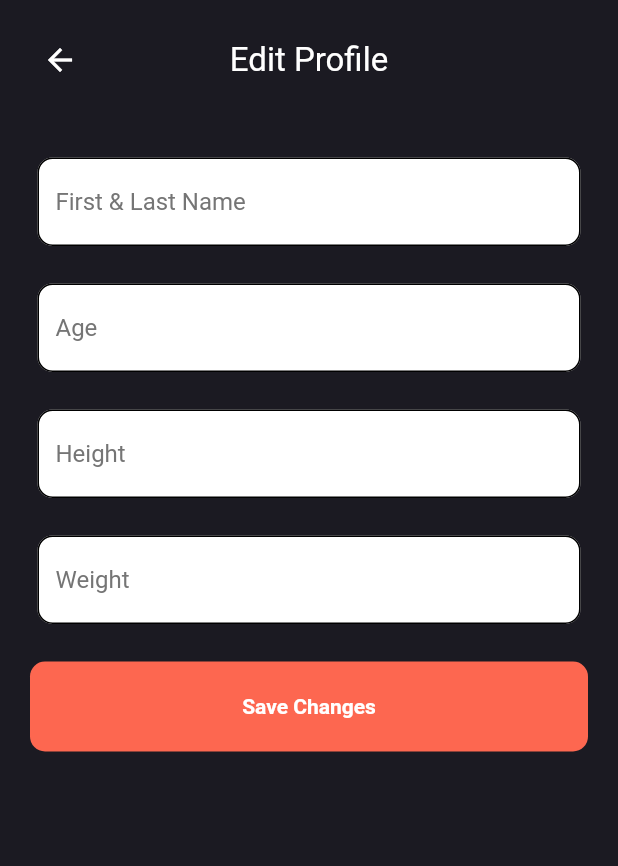
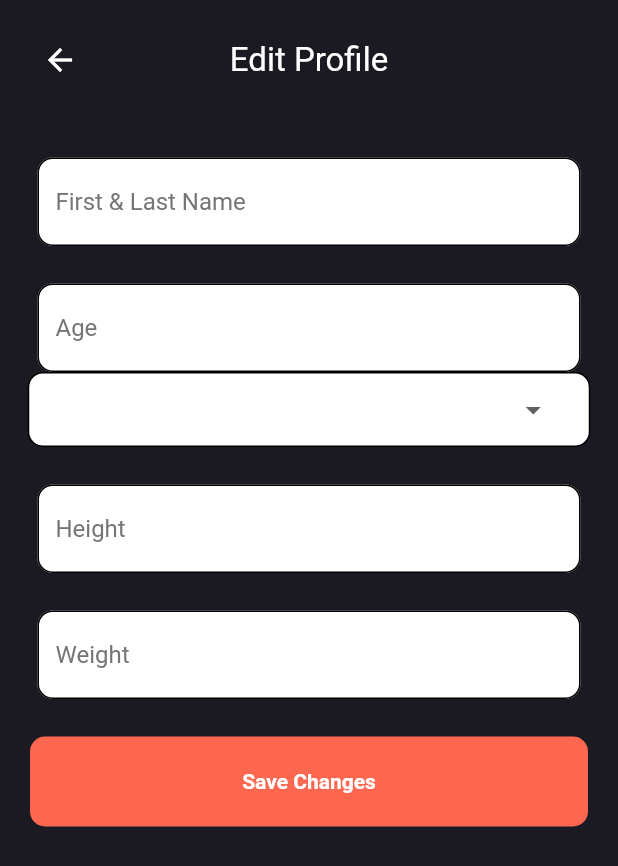
Before and after one commit to carterbassler/WorkoutApp, a Flutter app: the screen it shows once a user with an empty profile is signed in, item 3 of the bottom bar chosen, after a tap on "Edit Profile", on a phone screen of 412 x 824 dp. Shown: the top 866 px of the screen. Run offline on Flutter 3.47's test engine with Material 2 defaults, Android fonts, the phone set to English and light mode, and no system bars; our stand-ins replace cloud_firestore, firebase_auth, firebase_core, firebase_storage, google_sign_in, image_picker and 1 more; accounts and stored records are empty; network calls fail.

```diff
--- a/lib/components/workout_overview_card.dart
+++ b/lib/components/workout_overview_card.dart
@@ -15,7 +15,7 @@ class WorkoutOverviewCard extends StatelessWidget {
       shape: RoundedRectangleBorder(
         borderRadius: BorderRadius.circular(10.0), // rounded corners
       ),
-      backgroundColor: Color(0xFF1b1a22), // theme background color
+      backgroundColor: Color(0xFF2E2C3A), // theme background color
       title: Text(
         "Workout Overview",
         style: TextStyle(color: Colors.white),
--- a/lib/models/workout.dart
+++ b/lib/models/workout.dart
@@ -8,7 +8,8 @@ import 'exercise.dart';
 class Workout {
   String name;
   final List<Exercise> exercises;
-  final int duration;
+  Timestamp start;
+  Timestamp? end;
   String? id;
   Timestamp date;
   bool firstEdit;
@@ -16,7 +17,8 @@ class Workout {
   Workout({
     required this.name,
     required this.exercises,
-    required this.duration,
+    required this.start,
+    this.end,
     this.id,
     required this.date,
     required this.firstEdit,
--- a/lib/pages/edit_profile_page.dart
+++ b/lib/pages/edit_profile_page.dart
@@ -15,6 +15,8 @@ class EditProfilePage extends StatefulWidget {
 
 class _EditProfilePageState extends State<EditProfilePage> {
   final FirebaseAuth auth = FirebaseAuth.instance;
+  final items = ['one', 'two', 'three', 'four'];
+  String? value;
 
   final nameController = TextEditingController();
   final ageController = TextEditingController();
@@ -107,6 +109,22 @@ class _EditProfilePageState extends State<EditProfilePage> {
               hintText: "Age",
               hiddenText: false,
             ),
+            Container(
+  width: 375,
+  padding: const EdgeInsets.symmetric(horizontal: 25),
+  decoration: BoxDecoration(
+    color: Colors.white, // Fill color
+    borderRadius: BorderRadius.circular(10), // Rounded edges
+    border: Border.all(color: Colors.black, width: 1) // Border color
+  ),
+  child: DropdownButtonHideUnderline(
+    child: DropdownButton<String>(
+      isExpanded: true,
+      items: items.map(buildMenuItem).toList(),
+      onChanged: (value) => this.value = value,
+    ),
+  ),
+),
             const SizedBox(height: 25),
             MyTextField(
               controller: heightController,
@@ -120,10 +138,21 @@ class _EditProfilePageState extends State<EditProfilePage> {
               hiddenText: false,
             ),
             const SizedBox(height: 25),
-            MyButton(onTap: finishProfileSetup, text : "Save Changes"),
+            MyButton(onTap: finishProfileSetup, text: "Save Changes"),
           ],
         ),
       ),
     );
   }
+
+  DropdownMenuItem<String> buildMenuItem(String item) => DropdownMenuItem(
+        value: item,
+        child: Text(
+          item,
+          style : TextStyle(
+            fontSize: 20,
+            color : Colors.black
+          )
+          ),
+      );
 }
--- a/lib/pages/forgot_pw_page.dart
+++ b/lib/pages/forgot_pw_page.dart
@@ -1,7 +1,5 @@
 import 'package:firebase_auth/firebase_auth.dart';
 import 'package:flutter/material.dart';
-import 'package:flutter/src/widgets/framework.dart';
-import 'package:flutter/src/widgets/placeholder.dart';
 
 import '../components/my_button.dart';
 import '../components/my_textfield.dart';
--- a/lib/pages/home_page.dart
+++ b/lib/pages/home_page.dart
@@ -2,6 +2,7 @@ import 'package:firebase_auth/firebase_auth.dart';
 import 'package:flutter/material.dart';
 import 'package:flutter/src/widgets/framework.dart';
 
+import '../components/time/time_selector.dart';
 import 'display_workouts_page.dart';
 import 'main_page.dart';
 import 'profile_page.dart';
--- a/lib/pages/main_page.dart
+++ b/lib/pages/main_page.dart
@@ -29,7 +29,7 @@ class MainPage extends StatelessWidget {
 
   @override
   Widget build(BuildContext context) {
-    Workout newWorkout = Workout(name: "", duration: 0, exercises: [], date : timestamp, firstEdit: true);
+    Workout newWorkout = Workout(name: "", start : timestamp, exercises: [], date : timestamp, firstEdit: true);
     return Scaffold(
       backgroundColor: Color(0xFF1B1A22),
       body: SafeArea(
@@ -232,9 +232,9 @@ class MainPage extends StatelessWidget {
                         //   ),
                         // ),
                         Padding(
-                          padding: const EdgeInsets.symmetric(vertical: 50),
+                          padding: EdgeInsets.symmetric(vertical: 120),
                           child: Lottie.network(
-                            'https://assets8.lottiefiles.com/packages/lf20_aTalnSBaLW.json'
+                            'https://assets4.lottiefiles.com/packages/lf20_JkRdsa6Exx.json'
                           ),
                         ),
                         Padding(
--- a/lib/pages/profile_page.dart
+++ b/lib/pages/profile_page.dart
@@ -4,8 +4,6 @@ import 'package:cloud_firestore/cloud_firestore.dart';
 import 'package:firebase_auth/firebase_auth.dart';
 import 'package:firebase_storage/firebase_storage.dart';
 import 'package:flutter/material.dart';
-import 'package:flutter/src/widgets/framework.dart';
-import 'package:font_awesome_flutter/font_awesome_flutter.dart';
 import 'package:image_picker/image_picker.dart';
 import 'package:workout_app/components/my_button.dart';
 
@@ -78,7 +76,7 @@ class _ProfilePageState extends State<ProfilePage> {
     // DateTime accountCreationDate = DateTime.fromMillisecondsSinceEpoch(
     //     creationTime!.millisecondsSinceEpoch);
     return Scaffold(
-        backgroundColor: Color(0xFF1b1a22),
+        backgroundColor: const Color(0xFF1b1a22),
         body: SafeArea(
           child: Padding(
             padding: const EdgeInsets.all(8.0),
@@ -88,19 +86,19 @@ class _ProfilePageState extends State<ProfilePage> {
                 child: Container(
                   width: 494,
                   height: 80,
-                  decoration: BoxDecoration(),
+                  decoration: const BoxDecoration(),
                   child: Row(
                     mainAxisSize: MainAxisSize.max,
                     mainAxisAlignment: MainAxisAlignment.spaceBetween,
                     children: [
                       IconButton(
-                          icon: Icon(
+                          icon: const Icon(
                             Icons.exit_to_app_rounded,
                             color: Colors.transparent,
                             size: 24,
                           ),
                           onPressed: () async {}),
-                      Text(
+                      const Text(
                         'Profile',
                         style: TextStyle(
                           fontSize: 20,
@@ -108,7 +106,7 @@ class _ProfilePageState extends State<ProfilePage> {
                         ),
                       ),
                       IconButton(
-                          icon: Icon(
+                          icon: const Icon(
                             Icons.exit_to_app_rounded,
                             color: Colors.white,
                             size: 24,
@@ -132,7 +130,8 @@ class _ProfilePageState extends State<ProfilePage> {
                         AsyncSnapshot<DocumentSnapshot> snapshot) {
                       if (snapshot.hasError) {
                         return Padding(
-                          padding: EdgeInsetsDirectional.fromSTEB(0, 0, 0, 0),
+                          padding:
+                              const EdgeInsetsDirectional.fromSTEB(0, 0, 0, 0),
                           child: Container(
                             width: 150,
                             height: 142,
@@ -144,28 +143,29 @@ class _ProfilePageState extends State<ProfilePage> {
                                   width: 120,
                                   height: 120,
                                   clipBehavior: Clip.antiAlias,
-                                  decoration: BoxDecoration(
+                                  decoration: const BoxDecoration(
                                     shape: BoxShape.circle,
                                   ),
-                                  child: CircleAvatar(
+                                  child: const CircleAvatar(
                                     radius: 70,
                                     backgroundImage: NetworkImage(
                                         'https://via.placeholder.com/150'),
                                   ),
                                 ),
                                 Align(
-                                  alignment: AlignmentDirectional(0, 1),
+                                  alignment: const AlignmentDirectional(0, 1),
                                   child: Container(
                                     width: 30,
                                     height: 30,
-                                    decoration: BoxDecoration(
+                                    decoration: const BoxDecoration(
                                       color: Color(0xFFFD6750),
                                       shape: BoxShape.circle,
                                     ),
                                     child: Align(
-                                        alignment: AlignmentDirectional(0, 0),
+                                        alignment:
+                                            const AlignmentDirectional(0, 0),
                                         child: IconButton(
-                                          icon: Icon(
+                                          icon: const Icon(
                                             Icons.mode_edit,
                                             size: 20,
                                             color: Colors.white,
@@ -185,19 +185,20 @@ class _ProfilePageState extends State<ProfilePage> {
                             snapshot.data?.data() as Map<String, dynamic>?;
                         String? imageUrl = data?['imageUrl'];
                         return Padding(
-                          padding: EdgeInsetsDirectional.fromSTEB(0, 0, 0, 0),
+                          padding:
+                              const EdgeInsetsDirectional.fromSTEB(0, 0, 0, 0),
                           child: Container(
                             width: 150,
                             height: 142,
-                            decoration: BoxDecoration(),
+                            decoration: const BoxDecoration(),
                             child: Stack(
-                              alignment: AlignmentDirectional(0, 0),
+                              alignment: const AlignmentDirectional(0, 0),
                               children: [
                                 Container(
                                   width: 120,
                                   height: 120,
                                   clipBehavior: Clip.antiAlias,
-                                  decoration: BoxDecoration(
+                                  decoration: const BoxDecoration(
                                     shape: BoxShape.circle,
                                   ),
                                   child: CircleAvatar(
@@ -209,17 +210,17 @@ class _ProfilePageState extends State<ProfilePage> {
                                   ),
                                 ),
                                 Align(
-                                  alignment: AlignmentDirectional(0, 1),
+                                  alignment: const AlignmentDirectional(0, 1),
                                   child: GestureDetector(
                                     onTap: uploadImage,
                                     child: Container(
                                       width: 30,
                                       height: 30,
-                                      decoration: BoxDecoration(
+                                      decoration: const BoxDecoration(
                                         color: Color(0xFFFD6750),
                                         shape: BoxShape.circle,
                                       ),
-                                      child: Center(
+                                      child: const Center(
                                         child: Icon(
                                           Icons.mode_edit,
                                           size: 20,
@@ -240,19 +241,38 @@ class _ProfilePageState extends State<ProfilePage> {
                   ),
                 ),
               ),
+              StreamBuilder<DocumentSnapshot>(
+                  stream: FirebaseFirestore.instance
+                      .collection('users')
+                      .doc(auth.currentUser!.uid)
+                      .snapshots(),
+                  builder: (BuildContext context,
+                      AsyncSnapshot<DocumentSnapshot> snapshot) {
+                    if (snapshot.hasError) {
+                      return Text('Error: ${snapshot.error}');
+                    }
+                    if (snapshot.connectionState == ConnectionState.active) {
+                      Map<String, dynamic>? data =
+                          snapshot.data?.data() as Map<String, dynamic>?;
+                      String? name = data?['first-last-name'];
+                      String? age = data?['age'];
+                      String? height = data?['height'];
+                      String? weight = data?['weight'];
+                      return Column(
+                        children: [
                           Padding(
-                padding: const EdgeInsets.all(8.0),
+                            padding: EdgeInsets.all(8.0),
                             child: Column(
                               children: [
                                 Text(
-                      'Carter Bassler',
+                                  (name ?? ''),
                                   style: TextStyle(
                                     fontSize: 25,
                                     color: Colors.white,
                                   ),
                                 ),
                                 Text(
-                      'carterbassler101@gmail.com',
+                                  (auth.currentUser?.email ?? ''),
                                   style: TextStyle(
                                     fontSize: 20,
                                     color: Colors.white,
@@ -270,33 +290,34 @@ class _ProfilePageState extends State<ProfilePage> {
                               },
                               text: "Edit Profile"),
                           Padding(
-                padding: EdgeInsetsDirectional.fromSTEB(30, 10, 30, 10),
+                            padding: const EdgeInsetsDirectional.fromSTEB(
+                                30, 10, 30, 10),
                             child: Container(
                               width: 550,
                               height: 100,
-                  decoration: BoxDecoration(),
+                              decoration: const BoxDecoration(),
                               child: Row(
                                 mainAxisSize: MainAxisSize.max,
-                    mainAxisAlignment: MainAxisAlignment.spaceBetween,
+                                mainAxisAlignment:
+                                    MainAxisAlignment.spaceBetween,
                                 children: [
                                   Container(
                                     width: 100,
                                     height: 100,
-                        decoration: BoxDecoration(),
+                                    decoration: const BoxDecoration(),
                                     child: Column(
                                       mainAxisSize: MainAxisSize.max,
-                          mainAxisAlignment: MainAxisAlignment.center,
+                                      mainAxisAlignment:
+                                          MainAxisAlignment.center,
                                       children: [
                                         Padding(
-                              padding: const EdgeInsets.symmetric(vertical : 4.0),
-                              child: FaIcon(
-                                FontAwesomeIcons.weight,
-                                color: Colors.white,
-                                size: 24,
-                              ),
+                                          padding: EdgeInsets.symmetric(
+                                              vertical: 4.0),
+                                          child: Text('🏋️',
+                                              style: TextStyle(fontSize: 35)),
                                         ),
                                         Text(
-                              '175',
+                                          (weight ?? ''),
                                           style: TextStyle(
                                             color: Colors.white,
                                             fontSize: 16,
@@ -315,25 +336,26 @@ class _ProfilePageState extends State<ProfilePage> {
                                   Container(
                                     width: 100,
                                     height: 100,
-                        decoration: BoxDecoration(),
+                                    decoration: const BoxDecoration(),
                                     child: Column(
                                       mainAxisSize: MainAxisSize.max,
-                          mainAxisAlignment: MainAxisAlignment.center,
+                                      mainAxisAlignment:
+                                          MainAxisAlignment.center,
                                       children: [
                                         Column(
                                           mainAxisSize: MainAxisSize.max,
-                              mainAxisAlignment: MainAxisAlignment.center,
+                                          mainAxisAlignment:
+                                              MainAxisAlignment.center,
                                           children: [
                                             Padding(
-                                  padding: const EdgeInsets.symmetric(vertical : 4.0),
-                                  child: FaIcon(
-                                    FontAwesomeIcons.textHeight,
-                                    color: Colors.white,
-                                    size: 24,
-                                  ),
+                                              padding: EdgeInsets.symmetric(
+                                                  vertical: 4.0),
+                                              child: Text('👤',
+                                                  style:
+                                                      TextStyle(fontSize: 35)),
                                             ),
                                             Text(
-                                  '5\'9',
+                                              (height ?? ''),
                                               style: TextStyle(
                                                 color: Colors.white,
                                                 fontSize: 16,
@@ -354,25 +376,26 @@ class _ProfilePageState extends State<ProfilePage> {
                                   Container(
                                     width: 100,
                                     height: 100,
-                        decoration: BoxDecoration(),
+                                    decoration: const BoxDecoration(),
                                     child: Column(
                                       mainAxisSize: MainAxisSize.max,
-                          mainAxisAlignment: MainAxisAlignment.center,
+                                      mainAxisAlignment:
+                                          MainAxisAlignment.center,
                                       children: [
                                         Column(
                                           mainAxisSize: MainAxisSize.max,
-                              mainAxisAlignment: MainAxisAlignment.center,
+                                          mainAxisAlignment:
+                                              MainAxisAlignment.center,
                                           children: [
                                             Padding(
-                                  padding: const EdgeInsets.symmetric(vertical : 4.0),
-                                  child: FaIcon(
-                                    FontAwesomeIcons.pagelines,
-                                    color: Colors.white,
-                                    size: 24,
-                                  ),
+                                              padding: EdgeInsets.symmetric(
+                                                  vertical: 4.0),
+                                              child: Text('🎂',
+                                                  style:
+                                                      TextStyle(fontSize: 35)),
                                             ),
                                             Text(
-                                  '21',
+                                              (age ?? ''),
                                               style: TextStyle(
                                                 color: Colors.white,
                                                 fontSize: 16,
@@ -394,6 +417,11 @@ class _ProfilePageState extends State<ProfilePage> {
                               ),
                             ),
                           ),
+                        ],
+                      );
+                    }
+                    return const CircularProgressIndicator();
+                  }),
             ]),
           ),
         ));
```
Also changed, not shown: lib/components/exercise_popup.dart (+8 -5 lines), lib/components/time/am_pm.dart (added, +27 -0 lines), lib/components/time/hours.dart (added, +27 -0 lines), lib/components/time/minutes.dart (added, +27 -0 lines), lib/components/time/time_selector.dart (added, +111 -0 lines), lib/components/timing_card.dart (added, +123 -0 lines), lib/pages/active_workout_page.dart (+36 -24 lines), lib/pages/display_workouts_page.dart (+44 -27 lines). Lines whose indentation alone changed are shown as unchanged.
